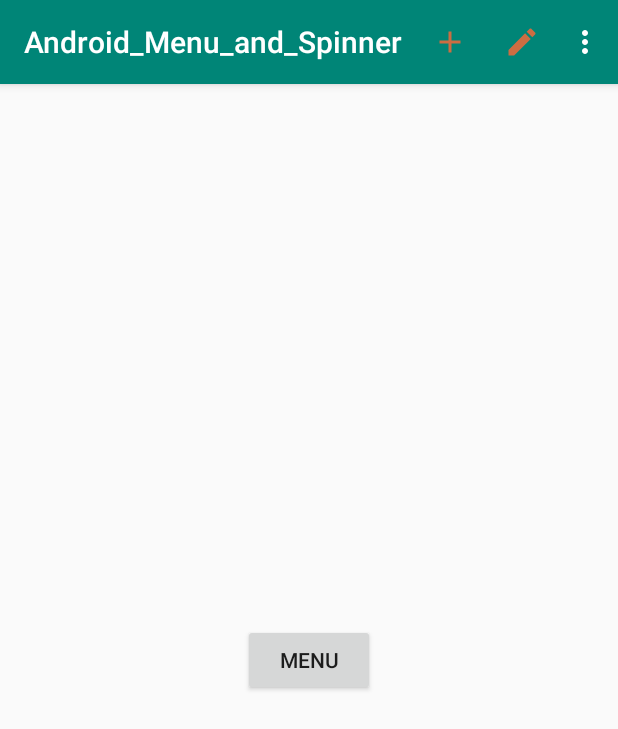
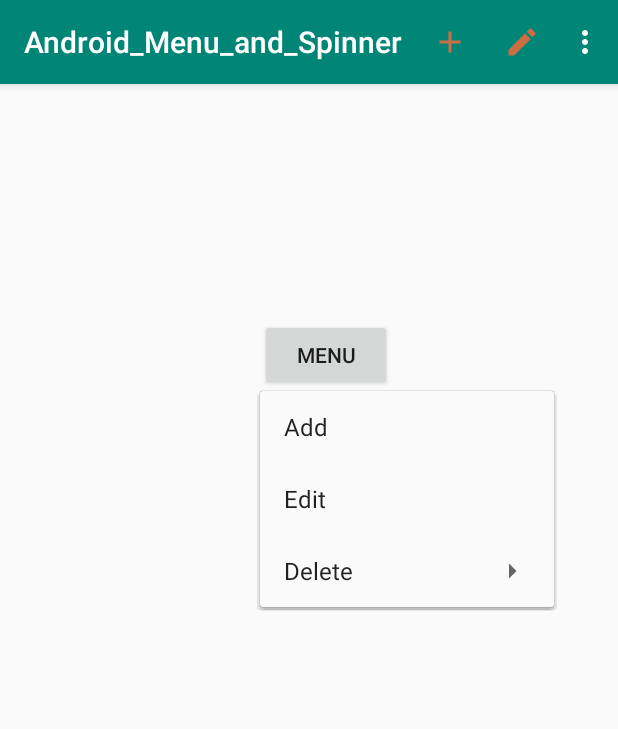
Before and after one commit to KaranKumar1811/Android_Menu_and_Spinner, an Android app: the screen it shows after launch (MainActivity), after a tap on "MENU", on a phone screen of 412 x 824 dp. Shown: the top 729 px of the screen. Run offline under Robolectric (Android 15) with nearby library versions, the phone set to English and light mode, and no system bars.

Commit message:
OnContextMenu

```diff
--- a/app/src/main/java/com/example/android_menu_and_spinner/MainActivity.java
+++ b/app/src/main/java/com/example/android_menu_and_spinner/MainActivity.java
@@ -10,9 +10,10 @@ import android.view.MenuInflater;
 import android.view.MenuItem;
 import android.view.View;
 import android.widget.Button;
+import android.widget.PopupMenu;
 import android.widget.Toast;
 
-public class MainActivity extends AppCompatActivity  {
+public class MainActivity extends AppCompatActivity implements PopupMenu.OnMenuItemClickListener {
 
         Button menu_btn;
     @Override
@@ -24,7 +25,8 @@ public class MainActivity extends AppCompatActivity  {
         menu_btn.setOnClickListener(new View.OnClickListener() {
             @Override
             public void onClick(View view) {
-                registerForContextMenu(menu_btn);
+                showMenu(view);
+                //registerForContextMenu(menu_btn);
             }
         });
     }
@@ -85,4 +87,33 @@ public class MainActivity extends AppCompatActivity  {
         }
         return super.onContextItemSelected(item);
     }
+
+
+    public void showMenu(View v){
+        PopupMenu popup = new PopupMenu(this,v);
+        popup.setOnMenuItemClickListener(this);
+        popup.inflate(R.menu.menu_main);
+        popup.show();
+
+    }
+
+
+    @Override
+    public boolean onMenuItemClick(MenuItem menuItem) {
+        switch (menuItem.getItemId()){
+            case R.id.action_add:
+            {
+                Toast.makeText(MainActivity.this,"ADD",Toast.LENGTH_LONG).show();
+
+                break;
+            }
+            case R.id.action_edit:
+            {
+                Toast.makeText(MainActivity.this,"EDIT",Toast.LENGTH_LONG).show();
+                break;
+            }
+
+        }
+        return false;
+    }
 }
--- a/app/src/main/res/layout/activity_main.xml
+++ b/app/src/main/res/layout/activity_main.xml
@@ -13,8 +13,10 @@
         android:text="Menu"
         app:layout_constraintBottom_toBottomOf="parent"
         app:layout_constraintEnd_toEndOf="parent"
+        app:layout_constraintHorizontal_bias="0.535"
         app:layout_constraintStart_toStartOf="parent"
         app:layout_constraintTop_toTopOf="parent"
+        app:layout_constraintVertical_bias="0.218"
         tools:text="Menu" />
 
 </androidx.constraintlayout.widget.ConstraintLayout>
```
